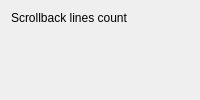
The window that kate/plugins/pate/src/plugins/python_console_ipython/python_console_ipython.ui (KDE/kate) describes before a commit, drawn with Qt 5.
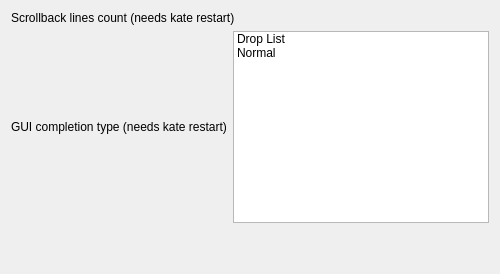
The same window after the commit. Custom widgets are drawn as their Qt base class.

Commit message: Integrate project plugin with python_console_ipython plugin

```diff
--- a/kate/plugins/pate/src/plugins/python_console_ipython/python_console_ipython.ui
+++ b/kate/plugins/pate/src/plugins/python_console_ipython/python_console_ipython.ui
@@ -10,7 +10,7 @@
        <item>
         <widget class="QLabel" name="label">
          <property name="text">
-          <string>Scrollback lines count</string>
+                                        <string>Scrollback lines count (needs kate restart)</string>
          </property>
         </widget>
        </item>
@@ -23,6 +23,31 @@
        </item>
       </layout>
      </item>
+                    <item>
+                        <layout class="QHBoxLayout" name="horizontalLayout">
+                            <item>
+                                <widget class="QLabel" name="label">
+                                    <property name="text">
+                                        <string>GUI completion type (needs kate restart)</string>
+                                    </property>
+                                </widget>
+                            </item>
+                            <item>
+                                <widget class="QListWidget" name="guiCompletionType">
+                                    <item>
+                                        <property name="text">
+                                            <string>Drop List</string>
+                                        </property>
+                                    </item>
+                                    <item>
+                                        <property name="text">
+                                            <string>Normal</string>
+                                        </property>
+                                    </item>
+                                </widget>
+                            </item>
+                        </layout>
+                    </item>
      <item>
       <spacer name="verticalSpacer">
        <property name="orientation">
```
Lines whose indentation alone changed are shown as unchanged. The commit also changes 4 other files.
